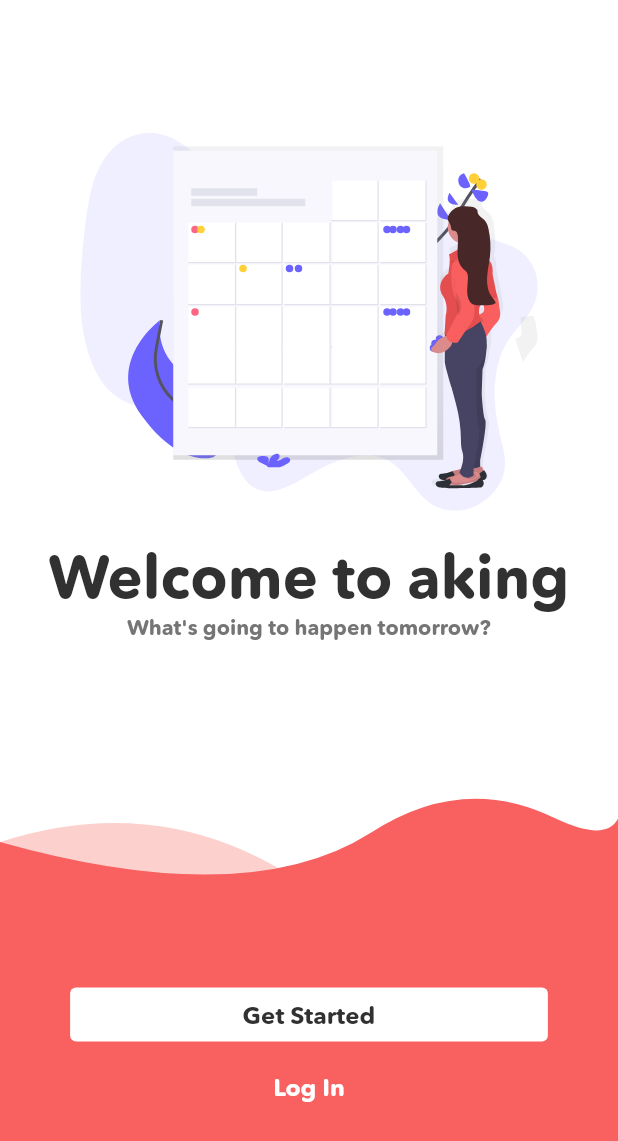
After one commit to NguyenHoaiNhan/Flutter_ToDoListApp, a Flutter app: the screen it shows after launch, on a phone screen of 412 x 824 dp. The commit adds this screen. Shown: the top 1141 px of the screen. Run offline on Flutter 3.47's test engine with Material 2 defaults, Android fonts, the phone set to English and light mode, and no system bars; our stand-ins replace flutter_svg.

Commit message:
Design slide screen 50%

```diff
--- /dev/null
+++ b/lib/view/OnboardScreen/OnBoardContent.dart
@@ -0,0 +1,27 @@
+import 'package:flutter/cupertino.dart';
+import 'package:flutter_svg/flutter_svg.dart';
+import 'package:todo_list_app/view/size_config.dart';
+
+class OnBoardContent extends StatelessWidget {
+  final String text1, text2, image;
+  const OnBoardContent(
+      {Key? key, this.text1 = '1', this.text2 = '2', this.image = '3'})
+      : super(key: key);
+
+  @override
+  Widget build(BuildContext context) {
+    return Column(
+      mainAxisAlignment: MainAxisAlignment.center,
+      children: <Widget>[
+        SvgPicture.asset(image),
+        SizedBox(height: 20),
+        Text(text1,
+            style: TextStyle(
+              fontSize: getProportionateScreenWidth(36),
+              color: Color.fromRGBO(49, 49, 49, 1),
+            )),
+        Text(text2)
+      ],
+    );
+  }
+}
--- a/lib/view/OnboardScreen/OnboardBody.dart
+++ b/lib/view/OnboardScreen/OnboardBody.dart
@@ -1,8 +1,6 @@
 import 'package:flutter/material.dart';
-import 'package:flutter_svg/flutter_svg.dart';
 import 'package:todo_list_app/view/OnboardScreen/WaveClipperTool.dart';
-import 'package:todo_list_app/view/constants.dart';
-import 'package:todo_list_app/view/size_config.dart';
+import '../OnboardScreen/OnBoardContent.dart';
 
 class OnboardBody extends StatefulWidget {
   @override
@@ -10,33 +8,63 @@ class OnboardBody extends StatefulWidget {
 }
 
 class _BodyState extends State<OnboardBody> {
+  int currentPage = 0;
+
+  List<Map<String, Color>> currentColor = [
+    {
+      "firstLight": Color.fromRGBO(254, 223, 223, 1),
+      "firstDeep": Color.fromRGBO(249, 96, 96, 1)
+    },
+    {
+      "secondlight": Color.fromRGBO(223, 227, 254, 1),
+      "secondDeep": Color.fromRGBO(96, 116, 249, 1)
+    },
+    {
+      "thirdLight": Color.fromRGBO(231, 223, 254, 1),
+      "thirdDeep": Color.fromRGBO(133, 96, 249, 1)
+    }
+  ];
+
+  List<Map<String, String>> currentData = [
+    {
+      "text1": "Welcome to aking",
+      "text2": "What's going to happen tomorrow?",
+      "image": "assets/images/undraw_events.svg",
+    },
+    {
+      "text1": "Work happens",
+      "text2": "Get notified when work happens",
+      "image": "assets/images/undraw_superhero.svg"
+    },
+    {
+      "text1": "Tasks and assign",
+      "text2": "Task and assign them to colleagues",
+      "image": "assets/images/undraw_analysis.svg"
+    }
+  ];
+
   @override
   Widget build(BuildContext context) {
     return SafeArea(
       child: SizedBox(
         width: double.infinity,
         child: Column(
-          // mainAxisAlignment: MainAxisAlignment.spaceBetween,
           children: <Widget>[
+            // Area for image and the text
             Expanded(
               flex: 5,
-              child: Column(
-                mainAxisAlignment: MainAxisAlignment.center,
-                children: <Widget>[
-                  SvgPicture.asset('assets/images/undraw_events.svg'),
-                  SizedBox(height: 20),
-                  Text(
-                    'Welcome to aking',
-                    style: TextStyle(
-                        fontSize: getProportionateScreenWidth(36),
-                        color: kPrimaryColor),
-                  ),
-                  Text(
-                    "What's going to happen tomorrow?",
-                  )
-                ],
+              child: PageView.builder(
+                itemCount: currentData.length,
+                itemBuilder: (context, index) => OnBoardContent(
+                  text1: currentData[index]['text1']!,
+                  text2: currentData[index]['text2']!,
+                  image: currentData[index]['image']!,
+                ),
               ),
             ),
+            // Area for three dots that indexing the page
+
+            // Area for Wave image
             Expanded(
                 flex: 3,
                 child: Stack(
```
Also changed, not shown: assets/images/undraw_analysis.svg (added), assets/images/undraw_superhero.svg (added).
